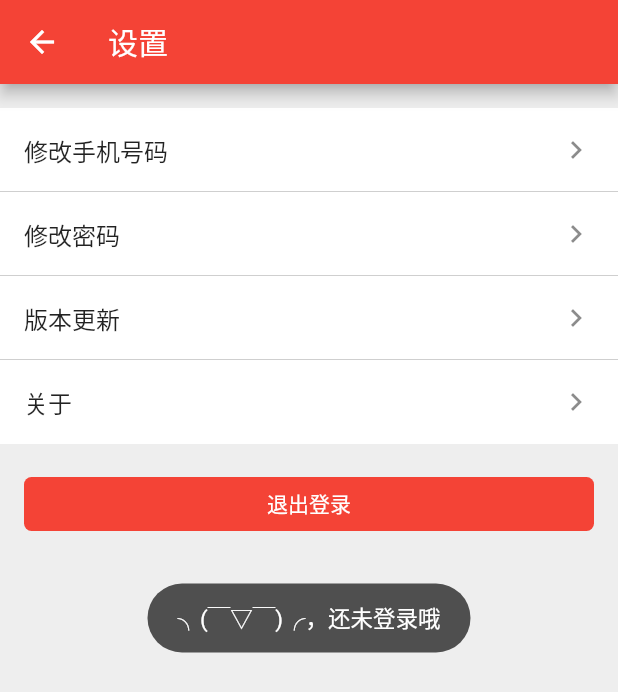
After one commit to Samoy/fabiaoqing_flutter, a Flutter app: the SettingsPage screen opened directly, after a tap on "修改手机号码", on a phone screen of 412 x 824 dp. The commit adds this screen. Shown: the top 692 px of the screen. Run offline on Flutter 3.47's test engine with Material 2 defaults, Android fonts, the phone set to English and light mode, and no system bars; our stand-ins replace cached_network_image, dio, permission_handler, pull_to_refresh, shared_preferences, toast; missing offline and left inert: image_pickers, image_save; accounts and stored records are empty; generated files the repository leaves out were written again; network calls fail.

Commit message:
退出登录功能

```diff
--- a/lib/pages/login.dart
+++ b/lib/pages/login.dart
@@ -112,7 +112,7 @@ class _LoginState extends State<LoginPage> {
                   children: <Widget>[
                     InkWell(
                       child: Text(
-                        "使用验证码",
+                        "快速登录/注册",
                         style: TextStyle(color: Colors.blueAccent),
                       ),
                       onTap: _onTapCodeLogin,
--- a/lib/pages/login_by_code.dart
+++ b/lib/pages/login_by_code.dart
@@ -169,4 +169,10 @@ class _LoginByCodeState<LoginByCodePage> extends State {
       Navigator.pop(context, true);
     }
   }
+
+  @override
+  void dispose() {
+    super.dispose();
+    _timer.cancel();
+  }
 }
--- /dev/null
+++ b/lib/pages/settings.dart
@@ -0,0 +1,114 @@
+import 'package:fabiaoqing/common/api_result_code.dart';
+import 'package:fabiaoqing/common/common_user.dart';
+import 'package:fabiaoqing/pages/update_tel.dart';
+import 'package:fabiaoqing/utils/alert_utils.dart';
+import 'package:fabiaoqing/utils/net_utils.dart';
+import 'package:flutter/cupertino.dart';
+import 'package:flutter/material.dart';
+import 'package:toast/toast.dart';
+
+class SettingsPage extends StatefulWidget {
+  final Function onLogoutSuccess;
+
+  const SettingsPage({Key key, this.onLogoutSuccess}) : super(key: key);
+
+  @override
+  State<StatefulWidget> createState() {
+    return _SettingsState(this.onLogoutSuccess);
+  }
+}
+
+class _SettingsState extends State<SettingsPage> {
+  final Function _onLogoutSuccess;
+
+  bool _isLogout = false;
+
+  _SettingsState(this._onLogoutSuccess);
+
+  @override
+  Widget build(BuildContext context) {
+    const list = ["修改手机号码", "修改密码", "版本更新", "关于"];
+    return Scaffold(
+      backgroundColor: Colors.grey[200],
+      appBar: AppBar(
+        title: Text("设置"),
+      ),
+      body: Container(
+          padding: EdgeInsets.symmetric(vertical: 16),
+          child: Column(
+            children: <Widget>[
+              Column(
+                children: ListTile.divideTiles(
+                    context: context,
+                    color: Colors.grey,
+                    tiles: list.map((item) {
+                      return Container(
+                        child: ListTile(
+                          title: Text(item),
+                          trailing: Icon(Icons.chevron_right),
+                          onTap: () => _onTapRow(list.indexOf(item)),
+                        ),
+                        color: Colors.white,
+                      );
+                    })).toList(),
+              ),
+              !_isLogout
+                  ? Container(
+                      width: double.infinity,
+                      margin: EdgeInsets.all(16),
+                      child: RaisedButton(
+                        shape: RoundedRectangleBorder(
+                            borderRadius: BorderRadius.all(Radius.circular(5))),
+                        child: Text("退出登录"),
+                        color: Colors.red,
+                        onPressed: _onTapLogout,
+                        elevation: 0,
+                        textColor: Colors.white,
+                        highlightElevation: 0,
+                      ),
+                    )
+                  : Container()
+            ],
+          )),
+    );
+  }
+
+  _onTapRow(int index) async {
+    switch (index) {
+      case 0:
+        if (!CommonUser.getInstance().isLogin()) {
+          Toast.show("╮(￣▽￣)╭，还未登录哦", context, gravity: Toast.CENTER);
+          return;
+        }
+        _gotoTel();
+        break;
+      default:
+        break;
+    }
+  }
+
+  void _gotoTel() {
+    Navigator.push(
+        context, MaterialPageRoute(builder: (context) => UpdateTelPage()));
+  }
+
+  void _onTapLogout() {
+    AlertUtils.showAlert(context, "确定退出登录?", onOK: _logout);
+  }
+
+  _logout() async {
+    var res = await NetUtils.getInstance(context).post("user/logout", {
+      "userId": CommonUser.getInstance().getUserId(),
+    }, headers: {
+      "token": CommonUser.getInstance().getToken()
+    });
+    if (res != null && res["code"] == REQUEST_SUCCESS) {
+      Toast.show("o(TωT)o，退出登录成功", context, gravity: Toast.CENTER);
+      setState(() {
+        _isLogout = true;
+      });
+      CommonUser.getInstance().logout();
+      this._onLogoutSuccess();
+    }
+  }
+}
--- a/lib/utils/net_utils.dart
+++ b/lib/utils/net_utils.dart
@@ -4,8 +4,8 @@ import 'package:fabiaoqing/common/common_user.dart';
 import 'package:flutter/material.dart';
 import 'package:toast/toast.dart';
 
-//const base_url = "http://172.24.32.98:8080/";
-const base_url = "https://biaoqing.samoy.fun/";
+const base_url = "http://localhost:8080/";
+//const base_url = "https://biaoqing.samoy.fun/";
 
 class NetUtils {
   var dio = new Dio();
```
Also changed, not shown: lib/pages/mine.dart (+16 -0 lines), lib/pages/profile.dart (+4 -17 lines), lib/pages/update_tel.dart (added, +27 -0 lines), lib/pages/update_psd.dart (added).
